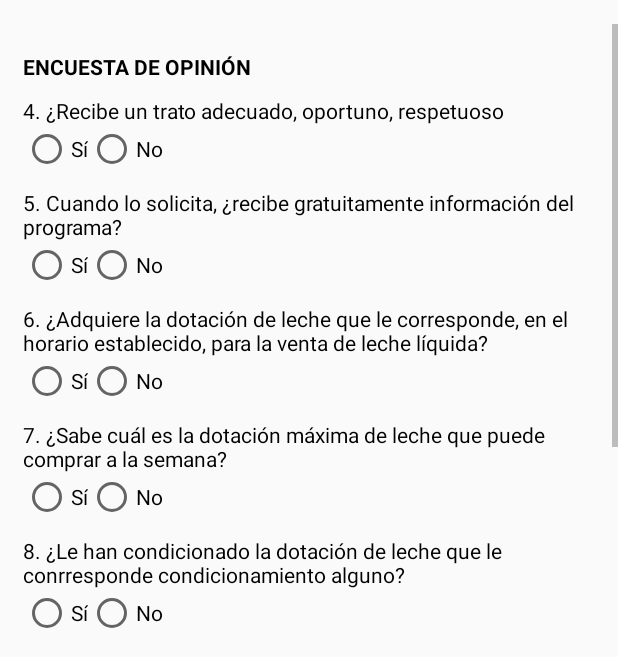
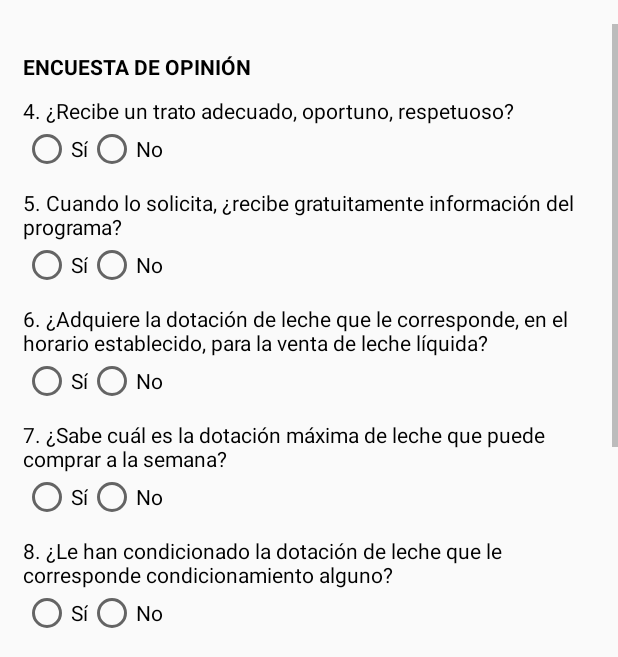
Before and after one commit to Geoberth/Geoespaciales_SEGALMEX, an Android app: the PASLBeneficiario screen opened directly, with no data from a screen before it, scrolled down 537 dp, on a phone screen of 412 x 824 dp. Shown: the part 356-1013 px from the top of the screen. Run offline under Robolectric (Android 15) with nearby library versions, the phone set to English and light mode, and no system bars.

Commit message:
pequeños cambios

```diff
--- a/app/src/main/res/layout/activity_paslbeneficiario.xml
+++ b/app/src/main/res/layout/activity_paslbeneficiario.xml
@@ -293,7 +293,7 @@
                 android:layout_width="match_parent"
                 android:layout_height="wrap_content"
                 android:layout_marginTop="10dp"
-                android:text="4. ¿Recibe un trato adecuado, oportuno, respetuoso"
+                android:text="4. ¿Recibe un trato adecuado, oportuno, respetuoso?"
                 android:textColor="#000000" />
 
             <RadioGroup
@@ -466,7 +466,7 @@
                 android:layout_width="match_parent"
                 android:layout_height="wrap_content"
                 android:layout_marginTop="10dp"
-                android:text="8. ¿Le han condicionado la dotación de leche que le conrresponde condicionamiento alguno?"
+                android:text="8. ¿Le han condicionado la dotación de leche que le corresponde condicionamiento alguno?"
                 android:textColor="#000000" />
 
             <RadioGroup
--- a/app/src/main/res/layout/activity_pgoperativo_estimulos.xml
+++ b/app/src/main/res/layout/activity_pgoperativo_estimulos.xml
@@ -391,7 +391,6 @@
                         android:textColor="#000000"
                         android:textSize="15sp" />
                 </RadioGroup>
-
             </LinearLayout>
 
             <LinearLayout
```
Also changed, not shown: 1194 other files.
